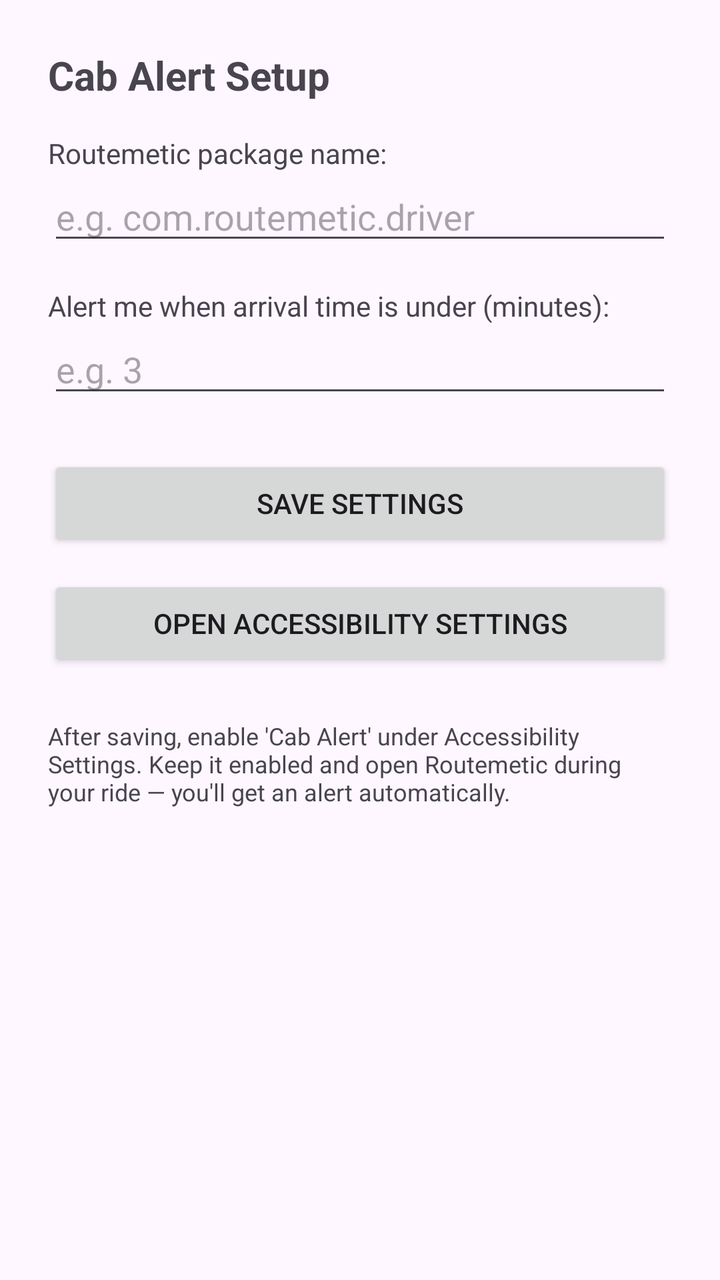
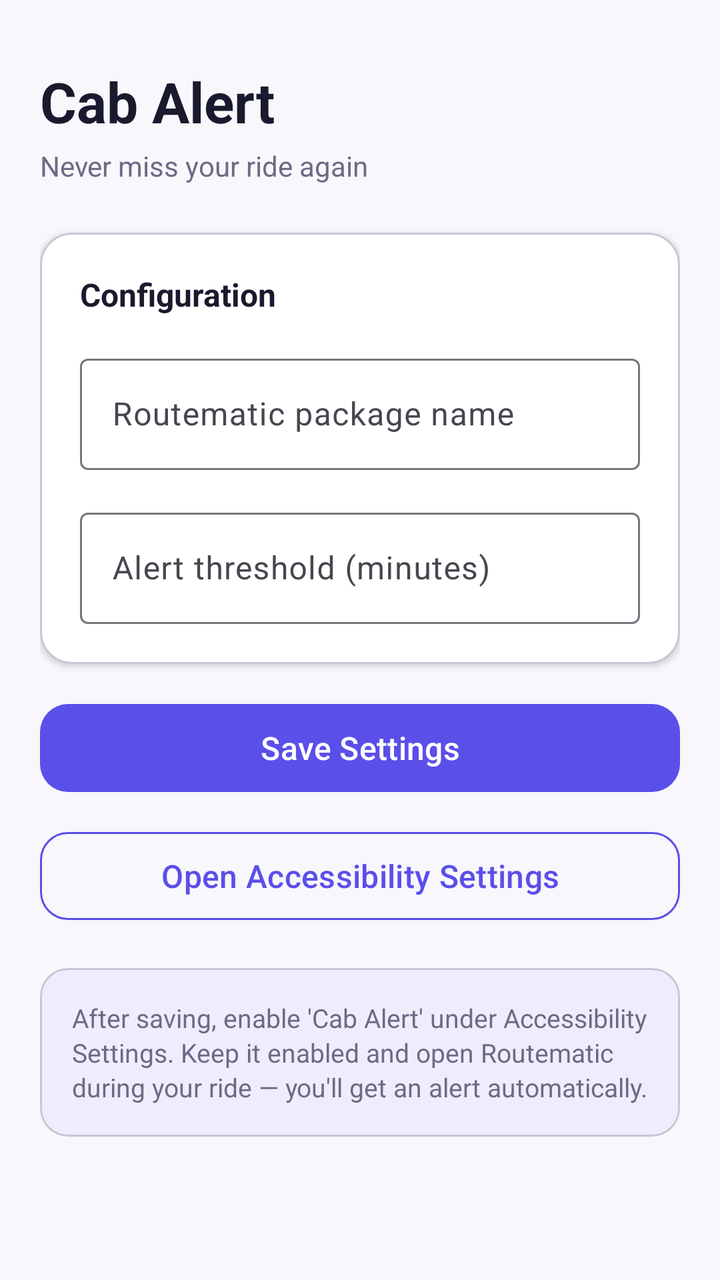

The first picture is an Android layout as it rendered before a commit; the second is the same layout after the commit. The layout source and the unified diff follow.
<!-- AndroidManifest.xml: application theme Theme.Material3.DayNight -->
<!-- res/layout/activity_main.xml -->
<?xml version="1.0" encoding="utf-8"?>
<LinearLayout xmlns:android="http://schemas.android.com/apk/res/android"
    android:layout_width="match_parent"
    android:layout_height="match_parent"
    android:orientation="vertical"
    android:padding="24dp">

    <TextView
        android:layout_width="wrap_content"
        android:layout_height="wrap_content"
        android:textSize="20sp"
        android:textStyle="bold"
        android:text="Cab Alert Setup" />

    <TextView
        android:layout_width="wrap_content"
        android:layout_height="wrap_content"
        android:layout_marginTop="16dp"
        android:text="Routemetic package name:" />

    <EditText
        android:id="@+id/packageInput"
        android:layout_width="match_parent"
        android:layout_height="wrap_content"
        android:hint="e.g. com.routemetic.driver" />

    <TextView
        android:layout_width="wrap_content"
        android:layout_height="wrap_content"
        android:layout_marginTop="16dp"
        android:text="Alert me when arrival time is under (minutes):" />

    <EditText
        android:id="@+id/thresholdInput"
        android:layout_width="match_parent"
        android:layout_height="wrap_content"
        android:inputType="number"
        android:hint="e.g. 3" />

    <Button
        android:id="@+id/saveButton"
        android:layout_width="match_parent"
        android:layout_height="wrap_content"
        android:layout_marginTop="24dp"
        android:text="Save Settings" />

    <Button
        android:id="@+id/openAccessibilityButton"
        android:layout_width="match_parent"
        android:layout_height="wrap_content"
        android:layout_marginTop="12dp"
        android:text="Open Accessibility Settings" />

    <TextView
        android:layout_width="match_parent"
        android:layout_height="wrap_content"
        android:layout_marginTop="24dp"
        android:textSize="12sp"
        android:text="After saving, enable 'Cab Alert' under Accessibility Settings. Keep it enabled and open Routemetic during your ride — you'll get an alert automatically." />

</LinearLayout>
<!-- resources referenced by this layout -->
<resources>

</resources>

<!-- the commit's change to res/layout/activity_main.xml (unified diff, before → after) -->
@@ -1,61 +1,127 @@
 <?xml version="1.0" encoding="utf-8"?>
-<LinearLayout xmlns:android="http://schemas.android.com/apk/res/android"
+<ScrollView xmlns:android="http://schemas.android.com/apk/res/android"
+    xmlns:app="http://schemas.android.com/apk/res-auto"
     android:layout_width="match_parent"
     android:layout_height="match_parent"
-    android:orientation="vertical"
-    android:padding="24dp">
+    android:background="@color/background_light"
+    android:fillViewport="true">
 
-    <TextView
-        android:layout_width="wrap_content"
-        android:layout_height="wrap_content"
-        android:textSize="20sp"
-        android:textStyle="bold"
-        android:text="Cab Alert Setup" />
-
-    <TextView
-        android:layout_width="wrap_content"
-        android:layout_height="wrap_content"
-        android:layout_marginTop="16dp"
-        android:text="Routemetic package name:" />
-
-    <EditText
-        android:id="@+id/packageInput"
+    <LinearLayout
         android:layout_width="match_parent"
         android:layout_height="wrap_content"
-        android:hint="e.g. com.routemetic.driver" />
+        android:orientation="vertical"
+        android:padding="20dp">
 
-    <TextView
-        android:layout_width="wrap_content"
-        android:layout_height="wrap_content"
-        android:layout_marginTop="16dp"
-        android:text="Alert me when arrival time is under (minutes):" />
+        <TextView
+            android:layout_width="wrap_content"
+            android:layout_height="wrap_content"
+            android:layout_marginTop="12dp"
+            android:text="Cab Alert"
+            android:textColor="@color/text_primary"
+            android:textSize="28sp"
+            android:textStyle="bold" />
 
-    <EditText
-        android:id="@+id/thresholdInput"
-        android:layout_width="match_parent"
-        android:layout_height="wrap_content"
-        android:inputType="number"
-        android:hint="e.g. 3" />
+        <TextView
+            android:layout_width="wrap_content"
+            android:layout_height="wrap_content"
+            android:layout_marginTop="4dp"
+            android:layout_marginBottom="24dp"
+            android:text="Never miss your ride again"
+            android:textColor="@color/text_secondary"
+            android:textSize="14sp" />
 
-    <Button
-        android:id="@+id/saveButton"
-        android:layout_width="match_parent"
-        android:layout_height="wrap_content"
-        android:layout_marginTop="24dp"
-        android:text="Save Settings" />
+        <com.google.android.material.card.MaterialCardView
+            android:layout_width="match_parent"
+            android:layout_height="wrap_content"
+            app:cardCornerRadius="16dp"
+            app:cardElevation="2dp"
+            app:cardBackgroundColor="@color/surface_white"
+            android:layout_marginBottom="16dp">
 
-    <Button
-        android:id="@+id/openAccessibilityButton"
-        android:layout_width="match_parent"
-        android:layout_height="wrap_content"
-        android:layout_marginTop="12dp"
-        android:text="Open Accessibility Settings" />
+            <LinearLayout
+                android:layout_width="match_parent"
+                android:layout_height="wrap_content"
+                android:orientation="vertical"
+                android:padding="20dp">
 
-    <TextView
-        android:layout_width="match_parent"
-        android:layout_height="wrap_content"
-        android:layout_marginTop="24dp"
-        android:textSize="12sp"
-        android:text="After saving, enable 'Cab Alert' under Accessibility Settings. Keep it enabled and open Routemetic during your ride — you'll get an alert automatically." />
+                <TextView
+                    android:layout_width="wrap_content"
+                    android:layout_height="wrap_content"
+                    android:text="Configuration"
+                    android:textColor="@color/text_primary"
+                    android:textSize="16sp"
+                    android:textStyle="bold"
+                    android:layout_marginBottom="16dp" />
 
-</LinearLayout>
+                <com.google.android.material.textfield.TextInputLayout
+                    android:layout_width="match_parent"
+                    android:layout_height="wrap_content"
+                    style="@style/Widget.Material3.TextInputLayout.OutlinedBox"
+                    android:hint="Routematic package name">
+
+                    <com.google.android.material.textfield.TextInputEditText
+                        android:id="@+id/packageInput"
+                        android:layout_width="match_parent"
+                        android:layout_height="wrap_content" />
+                </com.google.android.material.textfield.TextInputLayout>
+
+                <com.google.android.material.textfield.TextInputLayout
+                    android:layout_width="match_parent"
+                    android:layout_height="wrap_content"
+                    android:layout_marginTop="16dp"
+                    style="@style/Widget.Material3.TextInputLayout.OutlinedBox"
+                    android:hint="Alert threshold (minutes)">
+
+                    <com.google.android.material.textfield.TextInputEditText
+                        android:id="@+id/thresholdInput"
+                        android:layout_width="match_parent"
+                        android:layout_height="wrap_content"
+                        android:inputType="number" />
+                </com.google.android.material.textfield.TextInputLayout>
+
+            </LinearLayout>
+        </com.google.android.material.card.MaterialCardView>
+
+        <com.google.android.material.button.MaterialButton
+            android:id="@+id/saveButton"
+            android:layout_width="match_parent"
+            android:layout_height="52dp"
+            android:layout_marginBottom="12dp"
+            android:text="Save Settings"
+            android:textAllCaps="false"
+            android:textSize="16sp"
+            app:cornerRadius="14dp"
+            app:backgroundTint="@color/brand_primary" />
+
+        <com.google.android.material.button.MaterialButton
+            android:id="@+id/openAccessibilityButton"
+            style="@style/Widget.Material3.Button.OutlinedButton"
+            android:layout_width="match_parent"
+            android:layout_height="52dp"
+            android:text="Open Accessibility Settings"
+            android:textAllCaps="false"
+            android:textSize="16sp"
+            app:cornerRadius="14dp"
+            app:strokeColor="@color/brand_primary"
+            android:textColor="@color/brand_primary" />
+
+        <com.google.android.material.card.MaterialCardView
+            android:layout_width="match_parent"
+            android:layout_height="wrap_content"
+            android:layout_marginTop="20dp"
+            app:cardCornerRadius="14dp"
+            app:cardBackgroundColor="@color/info_bg"
+            app:cardElevation="0dp">
+
+            <TextView
+                android:layout_width="match_parent"
+                android:layout_height="wrap_content"
+                android:padding="16dp"
+                android:text="After saving, enable 'Cab Alert' under Accessibility Settings. Keep it enabled and open Routematic during your ride — you'll get an alert automatically."
+                android:textColor="@color/text_secondary"
+                android:textSize="13sp"
+                android:lineSpacingExtra="2dp" />
+        </com.google.android.material.card.MaterialCardView>
+
+    </LinearLayout>
+</ScrollView>
<!-- resource entries referenced after the edit -->
@@ -1,5 +1,10 @@
 <!-- resources referenced by this layout -->
 <resources>
-
+  <color name="background_light">#F7F7FC</color>
+  <color name="brand_primary">#5B4FE9</color>
+  <color name="info_bg">#EFEDFC</color>
+  <color name="surface_white">#FFFFFF</color>
+  <color name="text_primary">#1A1A2E</color>
+  <color name="text_secondary">#6B6B85</color>
 </resources>
 
